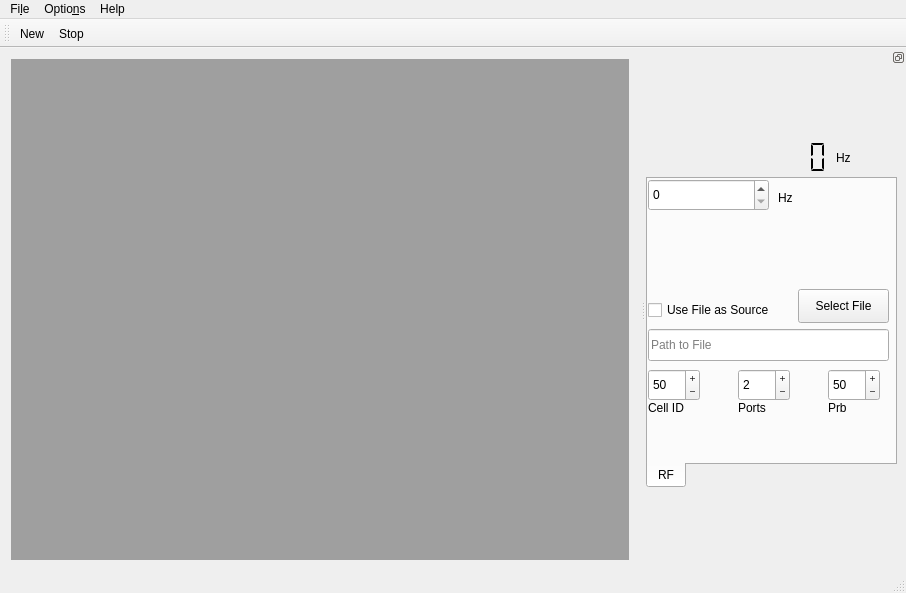
First picture: the form in src/gui/mainwindow.ui, repository falkenber9/falcon, before the edit.
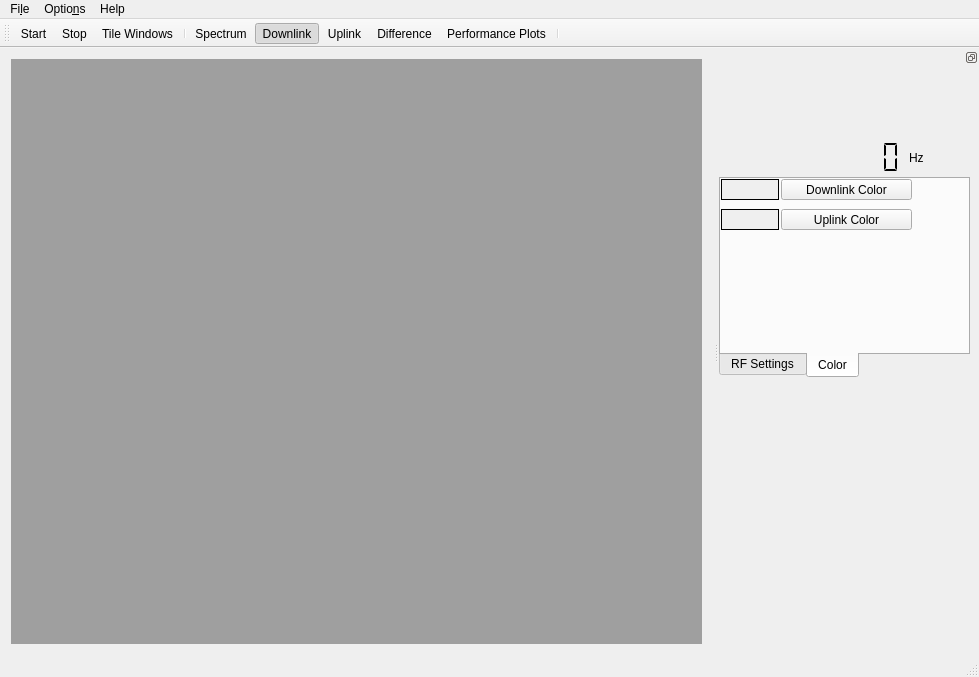
Second picture: the form after the edit. Icons and pictures are not drawn.

Commit message: * Updated Readme * Extended GUI * Abstracted aux modem, enable start without aux modem hardware

What changed in the file:
```diff
--- a/src/gui/mainwindow.ui
+++ b/src/gui/mainwindow.ui
@@ -6,8 +6,8 @@
    <rect>
     <x>0</x>
     <y>0</y>
-    <width>906</width>
-    <height>593</height>
+    <width>979</width>
+    <height>677</height>
    </rect>
   </property>
   <property name="maximumSize">
@@ -57,7 +57,7 @@
     <rect>
      <x>0</x>
      <y>0</y>
-     <width>906</width>
+     <width>979</width>
      <height>30</height>
     </rect>
    </property>
@@ -118,6 +118,14 @@
    </attribute>
    <addaction name="actionNew"/>
    <addaction name="actionStop"/>
+   <addaction name="actionTile_Windows"/>
+   <addaction name="separator"/>
+   <addaction name="actionSpectrum"/>
+   <addaction name="actionDownlink"/>
+   <addaction name="actionUplink"/>
+   <addaction name="actionDifference"/>
+   <addaction name="actionplot1"/>
+   <addaction name="separator"/>
   </widget>
   <widget class="QStatusBar" name="statusBar"/>
   <widget class="QDockWidget" name="dockWidget">
@@ -149,7 +157,7 @@
        <x>0</x>
        <y>110</y>
        <width>251</width>
-       <height>311</height>
+       <height>201</height>
       </rect>
      </property>
      <property name="tabPosition">
@@ -159,17 +167,17 @@
       <enum>QTabWidget::Rounded</enum>
      </property>
      <property name="currentIndex">
-      <number>0</number>
+      <number>1</number>
      </property>
      <widget class="QWidget" name="rf_settings">
       <attribute name="title">
-       <string>RF</string>
+       <string>RF Settings</string>
       </attribute>
       <widget class="QCheckBox" name="checkBox_FileAsSource">
        <property name="geometry">
         <rect>
          <x>0</x>
-         <y>120</y>
+         <y>40</y>
          <width>141</width>
          <height>22</height>
         </rect>
@@ -190,12 +198,15 @@
        <property name="maximum">
         <number>999999999</number>
        </property>
+       <property name="displayIntegerBase">
+        <number>10</number>
+       </property>
       </widget>
       <widget class="QSpinBox" name="spinBox_CellId">
        <property name="geometry">
         <rect>
          <x>0</x>
-         <y>190</y>
+         <y>110</y>
          <width>52</width>
          <height>32</height>
         </rect>
@@ -217,7 +228,7 @@
        <property name="geometry">
         <rect>
          <x>90</x>
-         <y>190</y>
+         <y>110</y>
          <width>52</width>
          <height>32</height>
         </rect>
@@ -236,7 +247,7 @@
        <property name="geometry">
         <rect>
          <x>180</x>
-         <y>190</y>
+         <y>110</y>
          <width>52</width>
          <height>32</height>
         </rect>
@@ -257,10 +268,10 @@
       <widget class="QLabel" name="label_2">
        <property name="geometry">
         <rect>
-         <x>0</x>
-         <y>220</y>
-         <width>58</width>
-         <height>18</height>
+         <x>7</x>
+         <y>140</y>
+         <width>61</width>
+         <height>20</height>
         </rect>
        </property>
        <property name="text">
@@ -270,8 +281,8 @@
       <widget class="QLabel" name="label_3">
        <property name="geometry">
         <rect>
-         <x>90</x>
-         <y>220</y>
+         <x>100</x>
+         <y>140</y>
          <width>58</width>
          <height>18</height>
         </rect>
@@ -283,14 +294,14 @@
       <widget class="QLabel" name="label_4">
        <property name="geometry">
         <rect>
-         <x>180</x>
-         <y>220</y>
+         <x>190</x>
+         <y>140</y>
          <width>58</width>
          <height>18</height>
         </rect>
        </property>
        <property name="text">
-        <string>Prb</string>
+        <string>PRB</string>
        </property>
       </widget>
       <widget class="QLabel" name="label_5">
@@ -303,14 +314,14 @@
         </rect>
        </property>
        <property name="text">
-        <string>Hz</string>
+        <string>kHz</string>
        </property>
       </widget>
       <widget class="QLineEdit" name="lineEdit_FileName">
        <property name="geometry">
         <rect>
          <x>0</x>
-         <y>150</y>
+         <y>70</y>
          <width>241</width>
          <height>32</height>
         </rect>
@@ -331,8 +342,8 @@
       <widget class="QPushButton" name="Select_file_button">
        <property name="geometry">
         <rect>
-         <x>150</x>
-         <y>110</y>
+         <x>140</x>
+         <y>30</y>
          <width>91</width>
          <height>34</height>
         </rect>
@@ -342,6 +353,87 @@
        </property>
       </widget>
      </widget>
+     <widget class="QWidget" name="color_settings">
+      <attribute name="title">
+       <string>Color</string>
+      </attribute>
+      <widget class="QLabel" name="color_label_downlink">
+       <property name="geometry">
+        <rect>
+         <x>0</x>
+         <y>0</y>
+         <width>58</width>
+         <height>21</height>
+        </rect>
+       </property>
+       <property name="autoFillBackground">
+        <bool>true</bool>
+       </property>
+       <property name="frameShape">
+        <enum>QFrame::Box</enum>
+       </property>
+       <property name="frameShadow">
+        <enum>QFrame::Plain</enum>
+       </property>
+       <property name="midLineWidth">
+        <number>4</number>
+       </property>
+       <property name="text">
+        <string/>
+       </property>
+      </widget>
+      <widget class="QPushButton" name="pushButton_downlink_color">
+       <property name="geometry">
+        <rect>
+         <x>60</x>
+         <y>0</y>
+         <width>131</width>
+         <height>21</height>
+        </rect>
+       </property>
+       <property name="text">
+        <string>Downlink Color</string>
+       </property>
+      </widget>
+      <widget class="QLabel" name="color_label_uplink">
+       <property name="geometry">
+        <rect>
+         <x>0</x>
+         <y>30</y>
+         <width>58</width>
+         <height>21</height>
+        </rect>
+       </property>
+       <property name="autoFillBackground">
+        <bool>true</bool>
+       </property>
+       <property name="frameShape">
+        <enum>QFrame::Box</enum>
+       </property>
+       <property name="frameShadow">
+        <enum>QFrame::Plain</enum>
+       </property>
+       <property name="midLineWidth">
+        <number>4</number>
+       </property>
+       <property name="text">
+        <string/>
+       </property>
+      </widget>
+      <widget class="QPushButton" name="pushButton_uplink_color">
+       <property name="geometry">
+        <rect>
+         <x>60</x>
+         <y>30</y>
+         <width>131</width>
+         <height>21</height>
+        </rect>
+       </property>
+       <property name="text">
+        <string>Uplink Color</string>
+       </property>
+      </widget>
+     </widget>
     </widget>
     <widget class="QLCDNumber" name="lcdNumber_rf_freq">
      <property name="geometry">
@@ -407,7 +499,7 @@
   </widget>
   <action name="actionNew">
    <property name="text">
-    <string>&amp;New</string>
+    <string>&amp;Start</string>
    </property>
   </action>
   <action name="actionStop">
@@ -500,7 +592,15 @@
     <bool>true</bool>
    </property>
    <property name="text">
-    <string>&amp;plot1</string>
+    <string>&amp;Performance Plots</string>
+   </property>
+  </action>
+  <action name="actionDownlink_Plots">
+   <property name="checkable">
+    <bool>true</bool>
+   </property>
+   <property name="text">
+    <string>Do&amp;wnlink Plots</string>
    </property>
   </action>
   <zorder>dockWidget</zorder>
```
Left out of the diff: 6 changed lines with no effect on the pictures. The commit also changes 40 other files.
